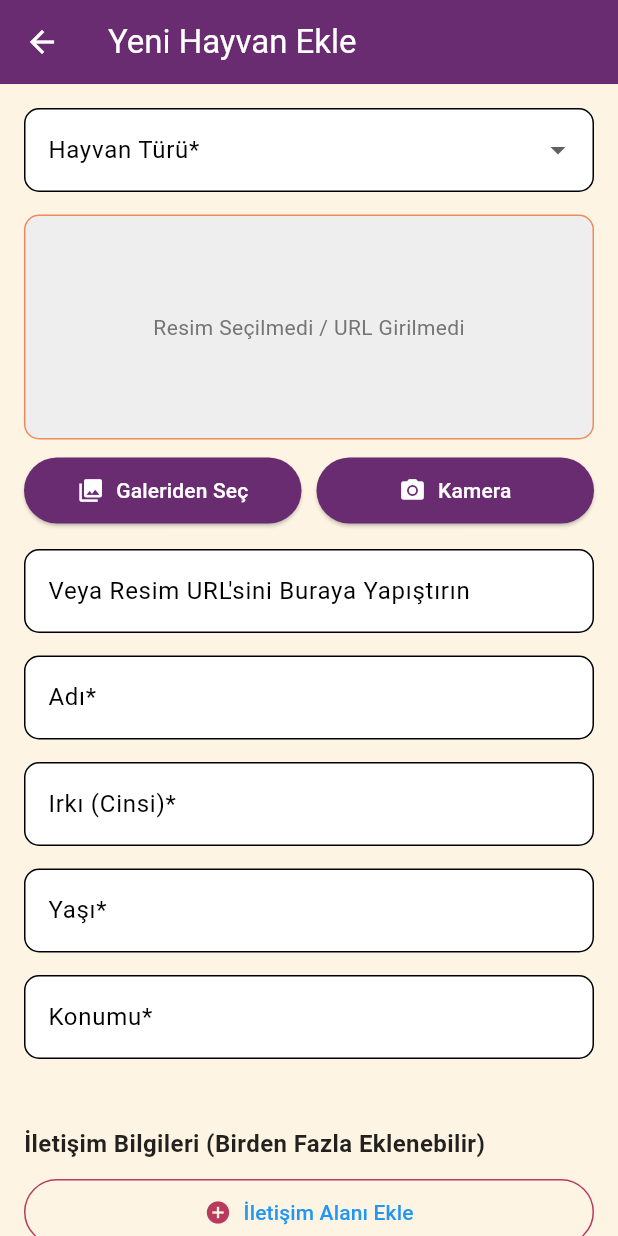
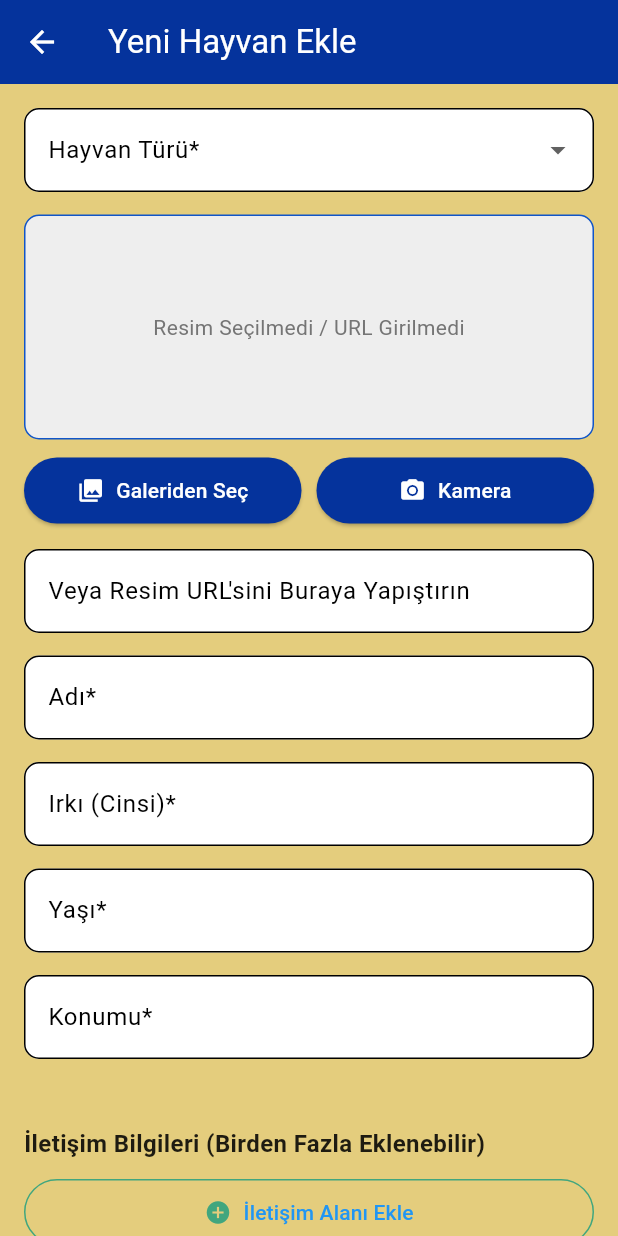
Before and after one commit to acardeniz/sahiplendirmeApp, a Flutter app: the screen it shows after launch, after a tap on the "pets" icon, on a phone screen of 412 x 824 dp. Run offline on Flutter 3.47's test engine with Material 3 defaults, Android fonts, the phone set to English and light mode, and no system bars; our stand-ins replace carousel_slider, image_picker, shared_preferences; network calls fail.

Commit message:
colors changed and removed topbar

```diff
--- a/lib/constants.dart
+++ b/lib/constants.dart
@@ -1,10 +1,27 @@
+// lib/constants.dart
+
 import 'package:flutter/material.dart';
 
-const Color primaryColor = Color(0xFFB83B5E);
-const Color secondaryColor = Color(0xFF6A2C70);
-const Color lightBackgroundColor = Color(0xFFFDF4E3);
-const Color lightGreyColor = Color(0xFFF08A5D);
+// AYDINLIK TEMA RENKLERİ (Güven ve Doğa Tonları)
+const Color primaryColor = Color(0xFF41A67E); // Sakin Yeşil (ANA Vurgu)
+const Color secondaryColor = Color(
+  0xFF05339C,
+); // Derin Gece Mavisi (AppBar, Güven)
+const Color lightBackgroundColor = Color.fromARGB(
+  255,
+  228,
+  205,
+  125,
+); // Hafif Açık Gri (Scaffold BG)
+const Color lightGreyColor = Color(
+  0xFF1055C9,
+); // Canlı Mavi (Detaylar, Sınırlar)
 
-const Color darkPrimaryColor = Color(0xFFF9ED69);
-const Color darkSecondaryColor = Color(0xFF6A2C70);
-const Color darkBackgroundColor = Color(0xFF18121A);
+// KARANLIK TEMA RENKLERİ
+const Color darkPrimaryColor = Color(
+  0xFFE5C95F,
+); // Altın Sarısı (Karanlık Vurgu)
+const Color darkSecondaryColor = Color(
+  0xFF05339C,
+); // Derin Gece Mavisi (Karanlık App Bar)
+const Color darkBackgroundColor = Color(0xFF1C1C1C); // Koyu Gri (Karanlık BG)
--- a/lib/main.dart
+++ b/lib/main.dart
@@ -213,10 +213,6 @@ class _MyHomePageState extends State<MyHomePage> {
     ];
 
     return Scaffold(
-      appBar: AppBar(
-        title: const Text('Hayvan Sahiplendirme'),
-        centerTitle: true,
-      ),
       body: _pages[_selectedIndex],
       bottomNavigationBar: BottomNavigationBar(
         items: const <BottomNavigationBarItem>[
```
